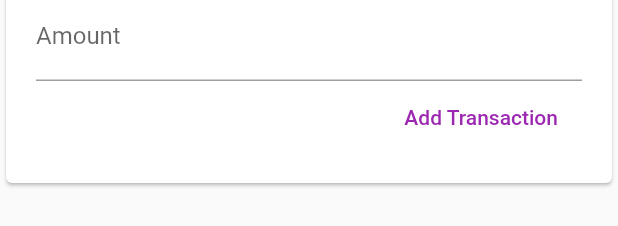
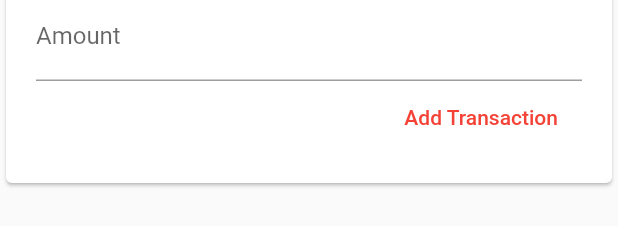
Before and after one commit to Vaibhav3M/flutter-basicapps, a Flutter app: the AddTransaction widget shown alone on an empty page, opened directly with empty values, on a phone screen of 412 x 824 dp. Shown: the part 132-358 px from the top of the screen. Run offline on Flutter 3.47's test engine with Material 2 defaults, Android fonts, the phone set to English and light mode, and no system bars; statements that could not run were skipped.

Commit message:
adding and using themeing

```diff
--- a/monthly_planner/lib/Widgets/AddTransaction.dart
+++ b/monthly_planner/lib/Widgets/AddTransaction.dart
@@ -54,7 +54,7 @@ class _AddTransactionState extends State<AddTransaction> {
                   FlatButton(
                     child: Text(
                       "Add Transaction",
-                      style: TextStyle(color: Colors.purple),
+                      style: TextStyle(color: Theme.of(context).accentColor),
                     ),
                     onPressed: _submitButtonAction,
                   ),
--- a/monthly_planner/lib/main.dart
+++ b/monthly_planner/lib/main.dart
@@ -17,6 +17,7 @@ class MyApp extends StatelessWidget {
       title: 'Flutter Demo',
       theme: ThemeData(
         primarySwatch: Colors.blue,
+        accentColor: Colors.red,
       ),
       home: MyHomePage(),
     );
```
